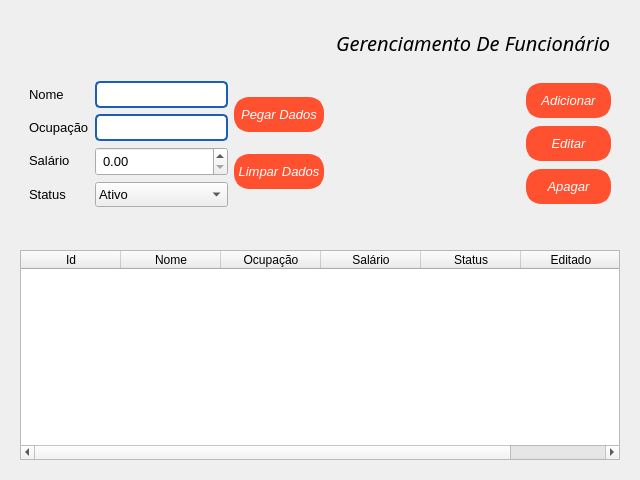
Before: the Qt Designer form view/components/Employees.ui in Wth10/System-Programmer, drawn with Qt 5.
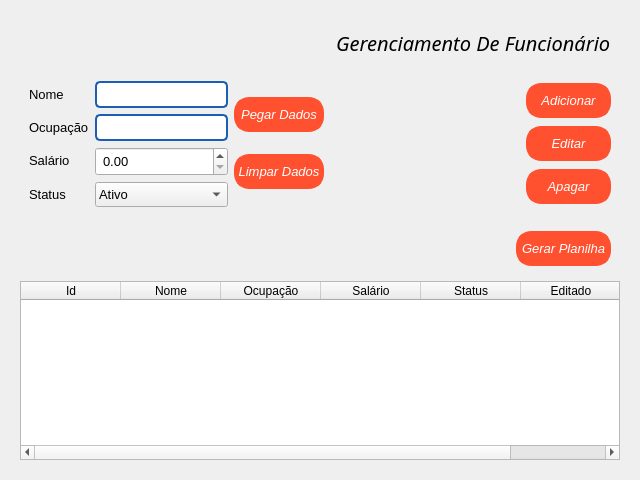
After: the same form once the commit is applied. Icons and pictures are not drawn.

What changed in the file:
```diff
--- a/view/components/Employees.ui
+++ b/view/components/Employees.ui
@@ -421,23 +421,60 @@
        </widget>
       </item>
       <item>
-       <widget class="QLabel" name="Alert">
+       <widget class="QFrame" name="frame_4">
+        <property name="frameShape">
+         <enum>QFrame::NoFrame</enum>
+        </property>
+        <property name="frameShadow">
+         <enum>QFrame::Raised</enum>
+        </property>
+        <layout class="QHBoxLayout" name="horizontalLayout_2">
+         <item>
+          <spacer name="horizontalSpacer_3">
+           <property name="orientation">
+            <enum>Qt::Horizontal</enum>
+           </property>
+           <property name="sizeHint" stdset="0">
+            <size>
+             <width>40</width>
+             <height>20</height>
+            </size>
+           </property>
+          </spacer>
+         </item>
+         <item>
+          <widget class="QPushButton" name="GenerateExcel">
         <property name="font">
          <font>
-          <family>Arial Black</family>
-          <pointsize>12</pointsize>
+             <family>Arial</family>
+             <pointsize>10</pointsize>
           <italic>true</italic>
          </font>
         </property>
         <property name="styleSheet">
-         <string notr="true">color: rgb(255, 0, 0);</string>
+            <string notr="true">.QPushButton{
+	background-color: #FF512F;
+	color: rgb(255, 255, 255);
+	border: 5px solid#FF512F;
+	border-radius: 15px;
+	height: 25px;
+	width: 85px;
+}
+
+.QPushButton:hover{
+	background-color: #003973;
+	border: 2px;
+	color: white;
+}
+
+</string>
         </property>
         <property name="text">
-         <string/>
-        </property>
-        <property name="alignment">
-         <set>Qt::AlignCenter</set>
-        </property>
+            <string>Gerar Planilha</string>
+           </property>
+          </widget>
+         </item>
+        </layout>
        </widget>
       </item>
       <item>
```
Lines whose indentation alone changed are shown as unchanged.
